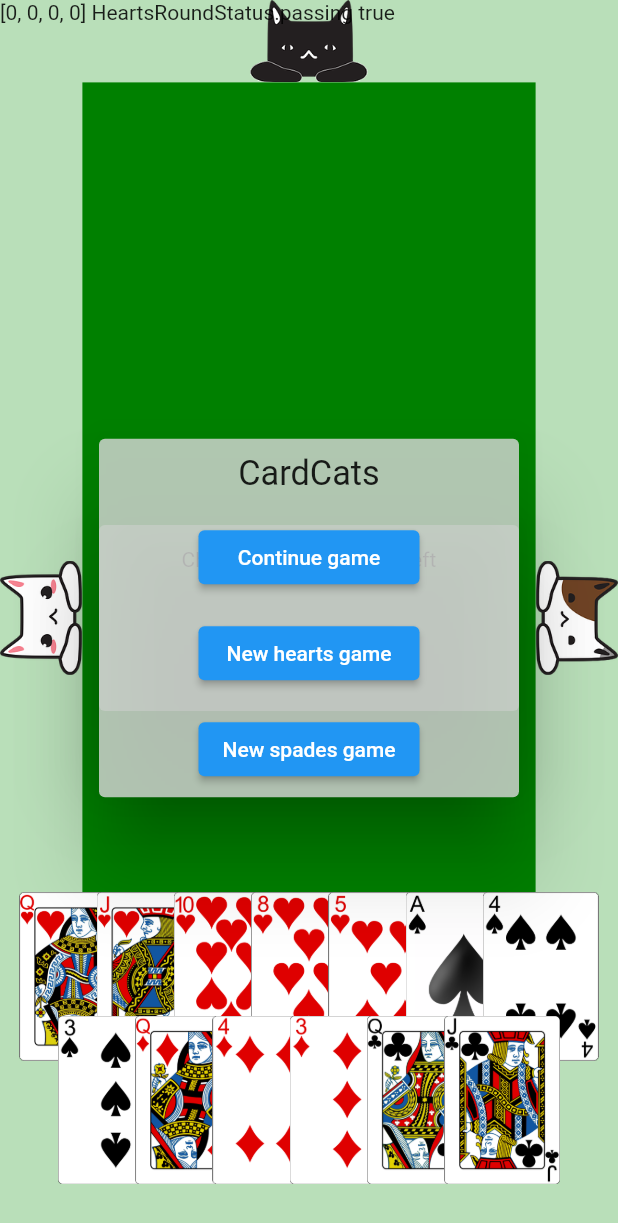
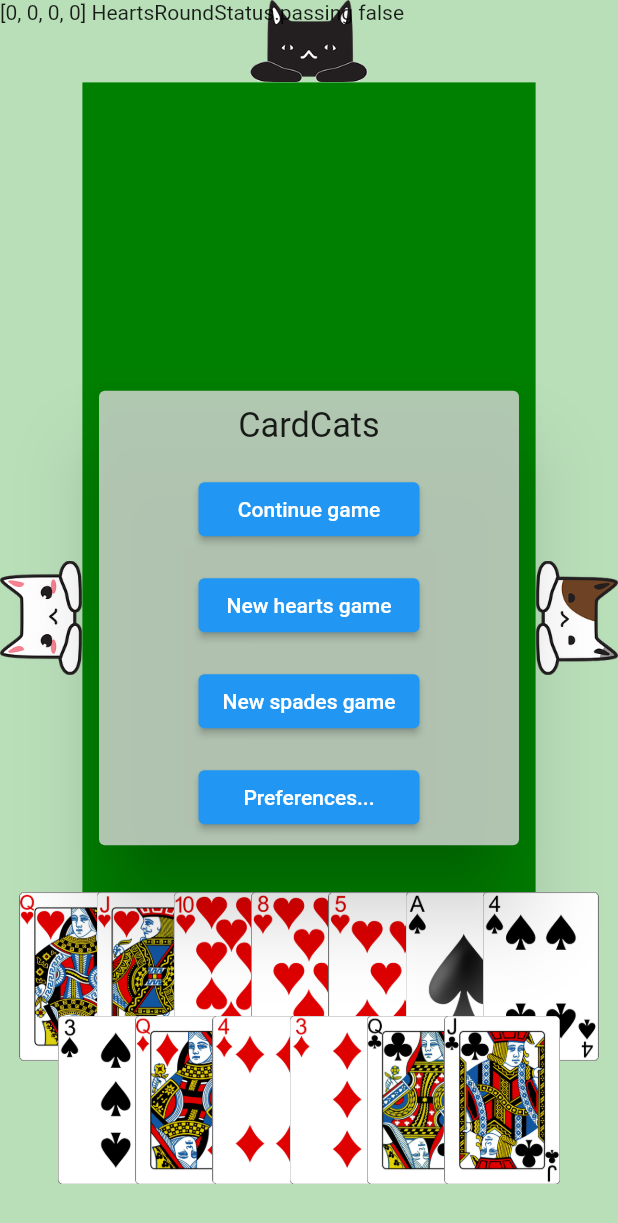
Before and after one commit to dozingcat/CardsWithCats, a Flutter app: the screen it shows after launch, after a tap on "New hearts game", after a tap on the "menu" icon, on a phone screen of 412 x 824 dp. Shown: the top 1223 px of the screen. Run offline on Flutter 3.47's test engine with Material 2 defaults, Android fonts, the phone set to English and light mode, and no system bars; our stand-ins replace shared_preferences.

Commit message:
start of preferences dialog

```diff
--- a/lib/hearts_ui.dart
+++ b/lib/hearts_ui.dart
@@ -24,6 +24,7 @@ class HeartsMatchDisplay extends StatefulWidget {
   final HeartsMatch Function() createMatchFn;
   final void Function(HeartsMatch?) saveMatchFn;
   final void Function() mainMenuFn;
+  final bool dialogVisible;
 
   const HeartsMatchDisplay({
     Key? key,
@@ -31,6 +32,7 @@ class HeartsMatchDisplay extends StatefulWidget {
     required this.createMatchFn,
     required this.saveMatchFn,
     required this.mainMenuFn,
+    required this.dialogVisible,
   }) : super(key: key);
 
   @override
@@ -193,7 +195,12 @@ class _HeartsMatchState extends State<HeartsMatchDisplay> {
   }
 
   bool _shouldShowPassDialog() {
-    return round.status == HeartsRoundStatus.passing || _shouldShowNoPassingMessage();
+    return !widget.dialogVisible && (
+        round.status == HeartsRoundStatus.passing || _shouldShowNoPassingMessage());
+  }
+
+  bool _shouldShowEndOfRoundDialog() {
+    return !widget.dialogVisible && round.isOver();
   }
 
   void _showMainMenuAfterMatch() {
@@ -215,7 +222,7 @@ class _HeartsMatchState extends State<HeartsMatchDisplay> {
             selectedCards: selectedCardsToPass,
             onConfirm: _passCards,
         ),
-        if (round.isOver()) EndOfRoundDialog(
+        if (_shouldShowEndOfRoundDialog()) EndOfRoundDialog(
             layout: layout,
             match: match,
             onContinue: _startRound,
--- a/lib/main.dart
+++ b/lib/main.dart
@@ -82,6 +82,10 @@ class _MyHomePageState extends State<MyHomePage> {
 
   void _showMainMenu() {
     setState(() {dialogMode = DialogMode.mainMenu;});
+  }
+
+  void _showPreferences() {
+    setState(() {dialogMode = DialogMode.preferences;});
   }
 
   void _saveHeartsMatch(final HeartsMatch? match) {
@@ -180,8 +184,8 @@ class _MyHomePageState extends State<MyHomePage> {
     ]);
   }
 
-  Widget _mainMenuDialog(final BuildContext context, final Size displaySize) {
-    final minDim = min(displaySize.width, displaySize.height);
+  Widget _mainMenuDialog(final BuildContext context, final Layout layout) {
+    final minDim = layout.displaySize.shortestSide;
     return Container(
         width: double.infinity,
         height: double.infinity,
@@ -204,13 +208,34 @@ class _MyHomePageState extends State<MyHomePage> {
               if (matchType != MatchType.none) _makeButtonRow("Continue game", _continueGame),
               _makeButtonRow("New hearts game", _startHeartsGame),
               _makeButtonRow("New spades game", _startSpadesGame),
-              // _makeButtonRow('Preferences...', _showPreferences),
+              _makeButtonRow('Preferences...', _showPreferences),
               // _makeButtonRow('About...', () => _showAboutDialog(context)),
             ],
           ),
         ],
     )
     )));
+  }
+
+  Widget _preferencesDialog(final BuildContext context, final Layout layout) {
+    final minDim = layout.displaySize.shortestSide;
+    return Container(
+        width: double.infinity,
+        height: double.infinity,
+        child: Center(
+          child: Dialog(
+          backgroundColor: dialogBackgroundColor,
+          child: Column(
+            mainAxisSize: MainAxisSize.min,
+            children: [
+              _paddingAll(10, Text(
+                "Preferences",
+                style: TextStyle(fontSize: min(minDim / 18, 40)),
+               )),
+              ElevatedButton(onPressed: _showMainMenu, child: Text("Done"))
+            ],
+          )
+        )));
   }
 
   Widget _menuIcon() {
@@ -238,14 +263,17 @@ class _MyHomePageState extends State<MyHomePage> {
           createMatchFn: _createHeartsMatch,
           saveMatchFn: _saveHeartsMatch,
           mainMenuFn: _showMainMenu,
+          dialogVisible: dialogMode != DialogMode.none,
         ),
         if (matchType == MatchType.spades) SpadesMatchDisplay(
           initialMatch: _initialSpadesMatch(),
           createMatchFn: _createSpadesMatch,
           saveMatchFn: _saveSpadesMatch,
           mainMenuFn: _showMainMenu,
+          dialogVisible: dialogMode != DialogMode.none,
         ),
-        if (dialogMode == DialogMode.mainMenu) _mainMenuDialog(context, MediaQuery.of(context).size),
+        if (dialogMode == DialogMode.mainMenu) _mainMenuDialog(context, layout),
+        if (dialogMode == DialogMode.preferences) _preferencesDialog(context, layout),
         if (dialogMode == DialogMode.none) _menuIcon(),
       ]),
     );
```
Also changed, not shown: lib/spades_ui.dart (+13 -3 lines).
